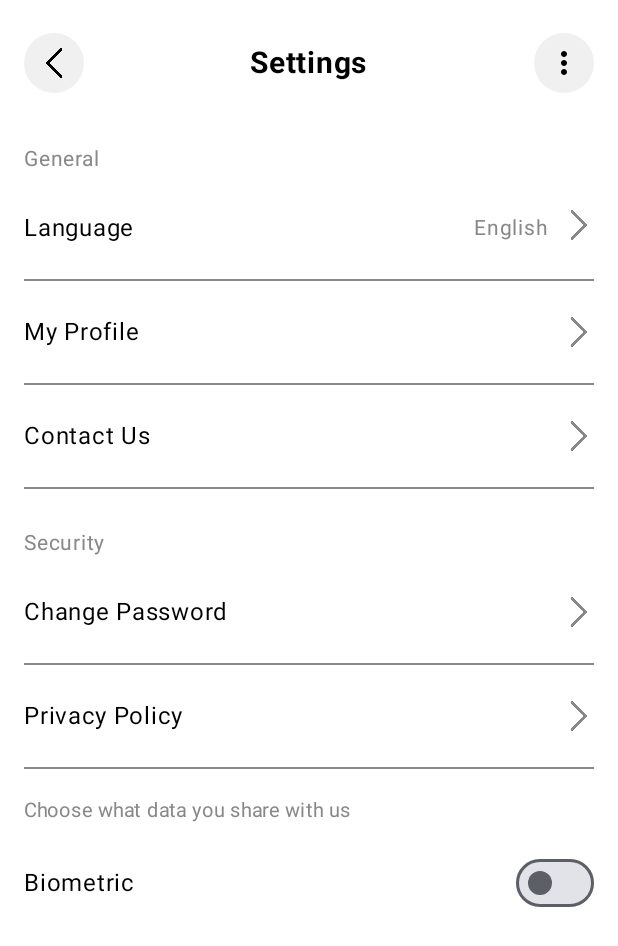
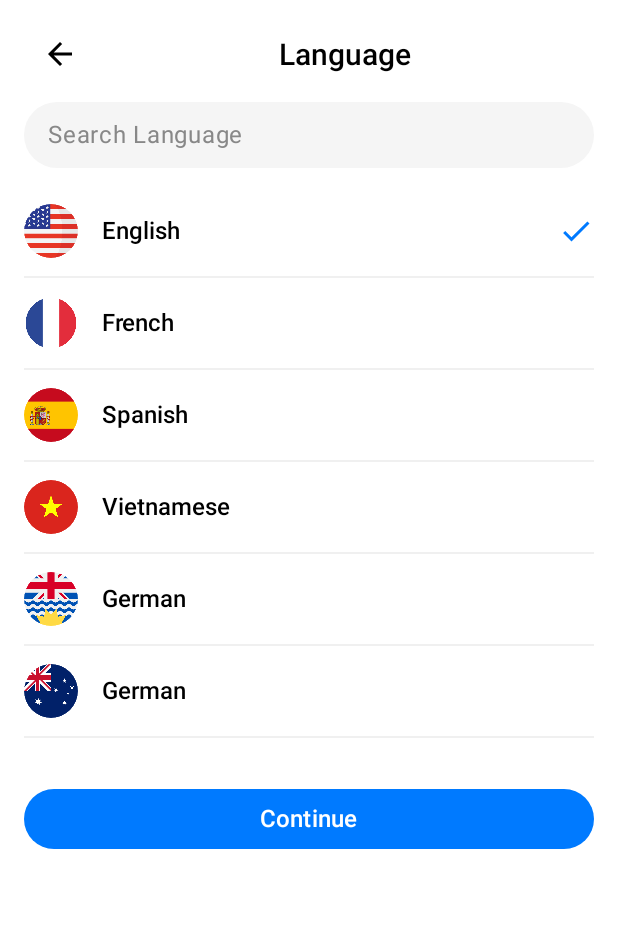
Before and after one commit to IT-Teacher/ITSchoolBank, an Android app built with Jetpack Compose: the composable AppNavHost shown on its own in the app's theme, after a tap on "Language", on a phone screen of 412 x 824 dp. Shown: the top 946 px of the screen. Run offline under Robolectric (Android 15) with nearby library versions, the phone set to English and light mode, and no system bars.

Commit message:
language screen added

```diff
--- a/app/build.gradle.kts
+++ b/app/build.gradle.kts
@@ -57,4 +57,5 @@ dependencies {
     debugImplementation(libs.androidx.ui.tooling)
     debugImplementation(libs.androidx.ui.test.manifest)
     implementation(libs.androidx.navigation.compose)
+
 }
--- a/app/src/main/java/uz/itteacher/itschoolbank/NavHost/AppNavHost.kt
+++ b/app/src/main/java/uz/itteacher/itschoolbank/NavHost/AppNavHost.kt
@@ -6,6 +6,7 @@ import androidx.navigation.compose.composable
 import androidx.navigation.compose.rememberNavController
 import uz.itteacher.itschoolbank.profile.ChangePasswordScreen
 import uz.itteacher.itschoolbank.profile.EditProfileScreen
+import uz.itteacher.itschoolbank.profile.LanguageScreen
 import uz.itteacher.itschoolbank.profile.ProfileScreen
 import uz.itteacher.itschoolbank.profile.SettingsScreen
 import uz.itteacher.itschoolbank.profile.TermsAndConditionScreen
@@ -29,6 +30,9 @@ fun AppNavHost(){
         composable("change") {
             ChangePasswordScreen(navController)
         }
+        composable("language"){
+            LanguageScreen(navController)
+        }
 
     }
 }
--- /dev/null
+++ b/app/src/main/java/uz/itteacher/itschoolbank/profile/LanguageScreen.kt
@@ -0,0 +1,155 @@
+package uz.itteacher.itschoolbank.profile
+
+import androidx.compose.foundation.Image
+import androidx.compose.foundation.background
+import androidx.compose.foundation.clickable
+import androidx.compose.foundation.layout.*
+import androidx.compose.foundation.shape.CircleShape
+import androidx.compose.foundation.text.BasicTextField
+import androidx.compose.material.icons.Icons
+import androidx.compose.material.icons.filled.ArrowBack
+import androidx.compose.material.icons.filled.Check
+import androidx.compose.material3.*
+import androidx.compose.runtime.*
+import androidx.compose.ui.Alignment
+import androidx.compose.ui.Modifier
+import androidx.compose.ui.draw.clip
+import androidx.compose.ui.graphics.Color
+import androidx.compose.ui.layout.ContentScale
+import androidx.compose.ui.res.painterResource
+import androidx.compose.ui.text.TextStyle
+import androidx.compose.ui.text.font.FontWeight
+import androidx.compose.ui.text.input.TextFieldValue
+import androidx.compose.ui.text.style.TextAlign
+import androidx.compose.ui.unit.dp
+import androidx.compose.ui.unit.sp
+import androidx.navigation.NavController
+import uz.itteacher.itschoolbank.R
+
+@Composable
+fun LanguageScreen(navController: NavController) {
+    var searchQuery by remember { mutableStateOf(TextFieldValue("")) }
+    var selectedLanguage by remember { mutableStateOf("English") }
+
+    val languages = listOf(
+        Language("English", R.drawable.flag_usa),
+        Language("French", R.drawable.flag_france),
+        Language("Spanish", R.drawable.flag_spain),
+        Language("Vietnamese", R.drawable.flag_vietnam),
+        Language("German", R.drawable.flag_columbia),
+        Language("German", R.drawable.flag_australia)
+    )
+
+    val filteredLanguages = languages.filter {
+        it.name.contains(searchQuery.text, ignoreCase = true)
+    }
+
+    Column(
+        modifier = Modifier
+            .fillMaxSize()
+            .background(Color.White)
+            .padding(horizontal = 16.dp)
+    ) {
+        Row(
+            verticalAlignment = Alignment.CenterVertically,
+            modifier = Modifier
+                .fillMaxWidth()
+                .padding(top = 12.dp, bottom = 8.dp)
+        ) {
+            IconButton(onClick = { navController.popBackStack() }) {
+                Icon(Icons.Default.ArrowBack, contentDescription = "Back")
+            }
+            Text(
+                text = "Language",
+                modifier = Modifier.fillMaxWidth(),
+                textAlign = TextAlign.Center,
+                style = TextStyle(fontSize = 20.sp, fontWeight = FontWeight.SemiBold)
+            )
+        }
+
+        Box(
+            modifier = Modifier
+                .fillMaxWidth()
+                .background(Color(0xFFF5F5F5), shape = CircleShape)
+                .padding(horizontal = 16.dp, vertical = 10.dp)
+        ) {
+            BasicTextField(
+                value = searchQuery,
+                onValueChange = { searchQuery = it },
+                singleLine = true,
+                textStyle = TextStyle(fontSize = 16.sp),
+                decorationBox = { innerTextField ->
+                    if (searchQuery.text.isEmpty()) {
+                        Text("Search Language", color = Color.Gray, fontSize = 16.sp)
+                    }
+                    innerTextField()
+                }
+            )
+        }
+
+        Spacer(modifier = Modifier.height(12.dp))
+        Column {
+            filteredLanguages.forEach { language ->
+                LanguageItem(
+                    language = language,
+                    isSelected = selectedLanguage == language.name,
+                    onSelect = { selectedLanguage = language.name }
+                )
+                Divider(color = Color(0xFFF0F0F0))
+            }
+        }
+
+        Spacer(modifier = Modifier.height(20.dp))
+
+        Button(
+            onClick = {
+                navController.previousBackStackEntry?.savedStateHandle?.set("selectedLanguage", selectedLanguage)
+                navController.popBackStack()
+            },
+            modifier = Modifier
+                .fillMaxWidth()
+                .padding(vertical = 10.dp),
+            colors = ButtonDefaults.buttonColors(containerColor = Color(0xFF007AFF))
+        ) {
+            Text("Continue", color = Color.White, fontSize = 16.sp)
+        }
+    }
+}
+
+@Composable
+fun LanguageItem(language: Language, isSelected: Boolean, onSelect: () -> Unit) {
+    Row(
+        modifier = Modifier
+            .fillMaxWidth()
+            .clickable { onSelect() }
+            .padding(vertical = 12.dp),
+        verticalAlignment = Alignment.CenterVertically
+    ) {
+        Image(
+            painter = painterResource(id = language.flagRes),
+            contentDescription = language.name,
+            modifier = Modifier
+                .size(36.dp)
+                .clip(CircleShape),
+            contentScale = ContentScale.Crop
+        )
+
+        Spacer(modifier = Modifier.width(16.dp))
+
+        Text(
+            text = language.name,
+            style = TextStyle(fontSize = 16.sp, fontWeight = FontWeight.Medium),
+            modifier = Modifier.weight(1f)
+        )
+
+        if (isSelected) {
+            Icon(
+                imageVector = Icons.Default.Check,
+                contentDescription = "Selected",
+                tint = Color(0xFF007AFF)
+            )
+        }
+    }
+}
+
+data class Language(val name: String, val flagRes: Int)
--- a/app/src/main/java/uz/itteacher/itschoolbank/profile/SettingScreen.kt
+++ b/app/src/main/java/uz/itteacher/itschoolbank/profile/SettingScreen.kt
@@ -1,35 +1,17 @@
 package uz.itteacher.itschoolbank.profile
-
 
 import androidx.compose.foundation.background
 import androidx.compose.foundation.clickable
-import androidx.compose.foundation.layout.Arrangement
-import androidx.compose.foundation.layout.Box
-import androidx.compose.foundation.layout.Column
-import androidx.compose.foundation.layout.Row
-import androidx.compose.foundation.layout.Spacer
-import androidx.compose.foundation.layout.fillMaxSize
-import androidx.compose.foundation.layout.fillMaxWidth
-import androidx.compose.foundation.layout.height
-import androidx.compose.foundation.layout.padding
-import androidx.compose.foundation.layout.size
-import androidx.compose.foundation.layout.width
-import androidx.compose.foundation.rememberScrollState
+import androidx.compose.foundation.layout.*
 import androidx.compose.foundation.shape.CircleShape
-import androidx.compose.foundation.verticalScroll
 import androidx.compose.material.icons.Icons
-import androidx.compose.material.icons.filled.ArrowBack
 import androidx.compose.material.icons.filled.MoreVert
 import androidx.compose.material3.Divider
 import androidx.compose.material3.Icon
 import androidx.compose.material3.IconButton
 import androidx.compose.material3.Switch
 import androidx.compose.material3.Text
-import androidx.compose.runtime.Composable
-import androidx.compose.runtime.getValue
-import androidx.compose.runtime.mutableStateOf
-import androidx.compose.runtime.remember
-import androidx.compose.runtime.setValue
+import androidx.compose.runtime.*
 import androidx.compose.ui.Alignment
 import androidx.compose.ui.Modifier
 import androidx.compose.ui.graphics.Color
@@ -42,11 +24,19 @@ import uz.itteacher.itschoolbank.R
 
 @Composable
 fun SettingsScreen(navController: NavController) {
+    val selectedLanguage = remember { mutableStateOf("English") }
+
+    navController.currentBackStackEntry
+        ?.savedStateHandle
+        ?.getLiveData<String>("selectedLanguage")
+        ?.observeForever { language ->
+            selectedLanguage.value = language
+        }
+
     Column(
         modifier = Modifier
             .fillMaxSize()
             .background(Color.White)
-            .verticalScroll(rememberScrollState())
             .padding(horizontal = 16.dp, vertical = 10.dp)
     ) {
         Spacer(modifier = Modifier.height(12.dp))
@@ -61,9 +51,12 @@ fun SettingsScreen(navController: NavController) {
                     .background(Color.LightGray.copy(alpha = 0.3f), CircleShape),
                 contentAlignment = Alignment.Center
             ) {
-                IconButton(onClick = { /* Back pressed */ }) {
-                    Icon(painterResource(R.drawable.back), contentDescription = "Back",
-                        Modifier.size(20.dp))
+                IconButton(onClick = { /* Add back navigation if needed */ }) {
+                    Icon(
+                        painter = painterResource(R.drawable.back),
+                        contentDescription = "Back",
+                        modifier = Modifier.size(20.dp)
+                    )
                 }
             }
             Text(
@@ -71,38 +64,44 @@ fun SettingsScreen(navController: NavController) {
                 fontSize = 20.sp,
                 fontWeight = FontWeight.Bold
             )
-
             Box(
                 modifier = Modifier
                     .size(40.dp)
                     .background(Color.LightGray.copy(alpha = 0.3f), CircleShape),
                 contentAlignment = Alignment.Center
             ) {
-                IconButton(onClick = { /* More icon pressed */ }) {
-                    Icon(Icons.Default.MoreVert, contentDescription = "More")
+                IconButton(onClick = { }) {
+                    Icon(
+                        imageVector = Icons.Default.MoreVert,
+                        contentDescription = "More",
+                        tint = Color.Black
+                    )
                 }
             }
         }
 
         Spacer(modifier = Modifier.height(16.dp))
+        SectionHeader("General")
+        SettingsItem("Language", selectedLanguage.value) {
+            navController.navigate("language")
+        }
 
-        SectionHeader("General")
-        SettingsItem("Language", "English")
         Divider(modifier = Modifier.padding(vertical = 8.dp), color = Color.Gray)
-        SettingsItem("My Profile"){
+        SettingsItem("My Profile") {
             navController.navigate("profile")
         }
+
         Divider(modifier = Modifier.padding(vertical = 8.dp), color = Color.Gray)
         SettingsItem("Contact Us")
 
         Divider(modifier = Modifier.padding(vertical = 8.dp), color = Color.Gray)
-
         SectionHeader("Security")
-        SettingsItem("Change Password"){
+        SettingsItem("Change Password") {
             navController.navigate("change")
         }
+
         Divider(modifier = Modifier.padding(vertical = 8.dp), color = Color.Gray)
-        SettingsItem("Privacy Policy"){
+        SettingsItem("Privacy Policy") {
             navController.navigate("term")
         }
 
@@ -128,7 +127,6 @@ fun SettingsScreen(navController: NavController) {
         }
     }
 }
-
 
 @Composable
 fun SectionHeader(title: String) {
@@ -156,8 +154,12 @@ fun SettingsItem(title: String, subtitle: String? = null, onClick: () -> Unit =
                 Text(text = subtitle, color = Color.Gray, fontSize = 14.sp)
             }
             Spacer(Modifier.width(10.dp))
-            Icon(painter = painterResource(R.drawable.next), contentDescription = null,
-                tint = Color.Gray, modifier = Modifier.size(20.dp))
+            Icon(
+                painter = painterResource(R.drawable.next),
+                contentDescription = null,
+                tint = Color.Gray,
+                modifier = Modifier.size(20.dp)
+            )
         }
     }
 }
```
Also changed, not shown: app/src/main/res/drawable/flag_australia.png (added), app/src/main/res/drawable/flag_columbia.png (added), app/src/main/res/drawable/flag_france.png (added), app/src/main/res/drawable/flag_spain.png (added), app/src/main/res/drawable/flag_usa.png (added), app/src/main/res/drawable/flag_vietnam.png (added).
